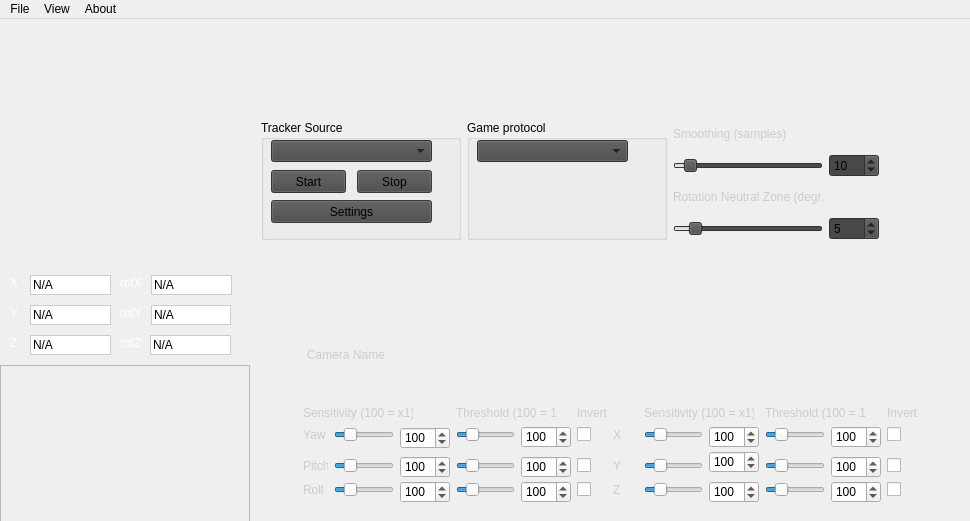
aavendan/facetracknoir, file FaceTrackNoIR/FaceTrackNoIR.ui: the form before one commit.
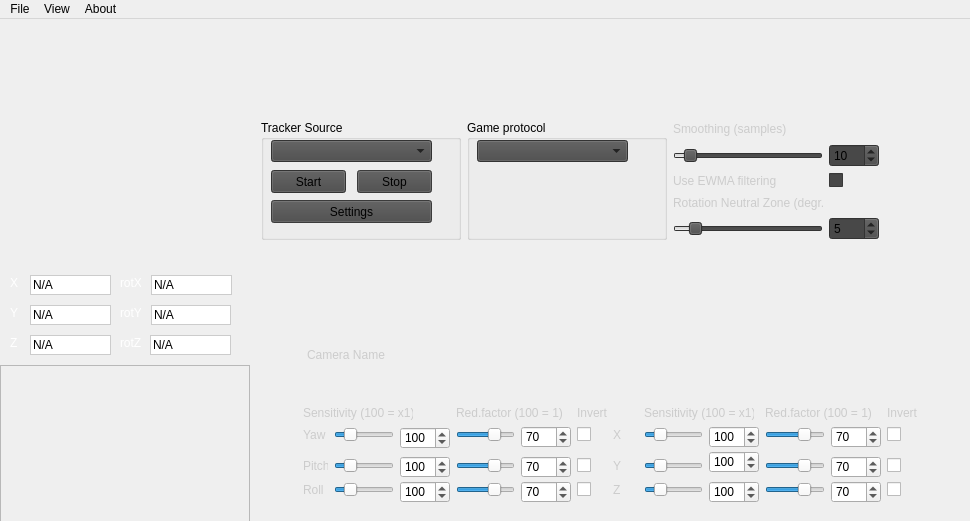
The form after the commit. Icons and pictures are not drawn.

What changed in the file:
```diff
--- a/FaceTrackNoIR/FaceTrackNoIR.ui
+++ b/FaceTrackNoIR/FaceTrackNoIR.ui
@@ -1032,7 +1032,7 @@
                </property>
               </widget>
              </item>
-             <item row="2" column="0">
+             <item row="3" column="0">
               <widget class="QLabel" name="lblSensYaw_4">
                <property name="minimumSize">
                 <size>
@@ -1055,6 +1055,36 @@
                </property>
               </widget>
              </item>
+             <item row="2" column="1">
+              <widget class="QCheckBox" name="chkUseEWMA">
+               <property name="text">
+                <string/>
+               </property>
+              </widget>
+             </item>
+             <item row="2" column="0">
+              <widget class="QLabel" name="lblSensYaw_5">
+               <property name="minimumSize">
+                <size>
+                 <width>25</width>
+                 <height>0</height>
+                </size>
+               </property>
+               <property name="maximumSize">
+                <size>
+                 <width>150</width>
+                 <height>16777215</height>
+                </size>
+               </property>
+               <property name="styleSheet">
+                <string notr="true">color:#ccc;
+background:none;</string>
+               </property>
+               <property name="text">
+                <string>Use EWMA filtering</string>
+               </property>
+              </widget>
+             </item>
             </layout>
            </item>
            <item>
@@ -1729,13 +1759,13 @@
                    </size>
                   </property>
                   <property name="maximum">
-                   <number>500</number>
+                   <number>100</number>
                   </property>
                   <property name="pageStep">
                    <number>10</number>
                   </property>
                   <property name="value">
-                   <number>100</number>
+                   <number>70</number>
                   </property>
                   <property name="orientation">
                    <enum>Qt::Horizontal</enum>
@@ -1754,13 +1784,13 @@
                    </size>
                   </property>
                   <property name="maximum">
-                   <number>500</number>
+                   <number>100</number>
                   </property>
                   <property name="pageStep">
                    <number>10</number>
                   </property>
                   <property name="value">
-                   <number>100</number>
+                   <number>70</number>
                   </property>
                   <property name="orientation">
                    <enum>Qt::Horizontal</enum>
@@ -1779,13 +1809,13 @@
                    </size>
                   </property>
                   <property name="maximum">
-                   <number>500</number>
+                   <number>100</number>
                   </property>
                   <property name="pageStep">
                    <number>10</number>
                   </property>
                   <property name="value">
-                   <number>100</number>
+                   <number>70</number>
                   </property>
                   <property name="orientation">
                    <enum>Qt::Horizontal</enum>
@@ -1804,13 +1834,13 @@
                    </size>
                   </property>
                   <property name="maximum">
-                   <number>500</number>
+                   <number>100</number>
                   </property>
                   <property name="singleStep">
                    <number>10</number>
                   </property>
                   <property name="value">
-                   <number>100</number>
+                   <number>70</number>
                   </property>
                  </widget>
                 </item>
@@ -1823,13 +1853,13 @@
                    </size>
                   </property>
                   <property name="maximum">
-                   <number>500</number>
+                   <number>100</number>
                   </property>
                   <property name="singleStep">
                    <number>10</number>
                   </property>
                   <property name="value">
-                   <number>100</number>
+                   <number>70</number>
                   </property>
                  </widget>
                 </item>
@@ -1842,13 +1872,13 @@
                    </size>
                   </property>
                   <property name="maximum">
-                   <number>500</number>
+                   <number>100</number>
                   </property>
                   <property name="singleStep">
                    <number>10</number>
                   </property>
                   <property name="value">
-                   <number>100</number>
+                   <number>70</number>
                   </property>
                  </widget>
                 </item>
@@ -1856,7 +1886,7 @@
                  <widget class="QLabel" name="lblSensitivity_2">
                   <property name="minimumSize">
                    <size>
-                    <width>100</width>
+                    <width>110</width>
                     <height>0</height>
                    </size>
                   </property>
@@ -1871,7 +1901,7 @@
 background:none;</string>
                   </property>
                   <property name="text">
-                   <string>Threshold (100 = 1)</string>
+                   <string>Red.factor (100 = 1)</string>
                   </property>
                  </widget>
                 </item>
@@ -1884,13 +1914,13 @@
                    </size>
                   </property>
                   <property name="maximum">
-                   <number>500</number>
+                   <number>100</number>
                   </property>
                   <property name="pageStep">
                    <number>10</number>
                   </property>
                   <property name="value">
-                   <number>100</number>
+                   <number>70</number>
                   </property>
                   <property name="orientation">
                    <enum>Qt::Horizontal</enum>
@@ -1909,13 +1939,13 @@
                    </size>
                   </property>
                   <property name="maximum">
-                   <number>500</number>
+                   <number>100</number>
                   </property>
                   <property name="pageStep">
                    <number>10</number>
                   </property>
                   <property name="value">
-                   <number>100</number>
+                   <number>70</number>
                   </property>
                   <property name="orientation">
                    <enum>Qt::Horizontal</enum>
@@ -1934,13 +1964,13 @@
                    </size>
                   </property>
                   <property name="maximum">
-                   <number>500</number>
+                   <number>100</number>
                   </property>
                   <property name="pageStep">
                    <number>10</number>
                   </property>
                   <property name="value">
-                   <number>100</number>
+                   <number>70</number>
                   </property>
                   <property name="orientation">
                    <enum>Qt::Horizontal</enum>
@@ -1959,13 +1989,13 @@
                    </size>
                   </property>
                   <property name="maximum">
-                   <number>500</number>
+                   <number>100</number>
                   </property>
                   <property name="singleStep">
                    <number>10</number>
                   </property>
                   <property name="value">
-                   <number>100</number>
+                   <number>70</number>
                   </property>
                  </widget>
                 </item>
@@ -1978,13 +2008,13 @@
                    </size>
                   </property>
                   <property name="maximum">
-                   <number>500</number>
+                   <number>100</number>
                   </property>
                   <property name="singleStep">
                    <number>10</number>
                   </property>
                   <property name="value">
-                   <number>100</number>
+                   <number>70</number>
                   </property>
                  </widget>
                 </item>
@@ -1997,13 +2027,13 @@
                    </size>
                   </property>
                   <property name="maximum">
-                   <number>500</number>
+                   <number>100</number>
                   </property>
                   <property name="singleStep">
                    <number>10</number>
                   </property>
                   <property name="value">
-                   <number>100</number>
+                   <number>70</number>
                   </property>
                  </widget>
                 </item>
@@ -2011,7 +2041,7 @@
                  <widget class="QLabel" name="lblSensitivity_3">
                   <property name="minimumSize">
                    <size>
-                    <width>100</width>
+                    <width>110</width>
                     <height>0</height>
                    </size>
                   </property>
@@ -2026,7 +2056,7 @@
 background:none;</string>
                   </property>
                   <property name="text">
-                   <string>Threshold (100 = 1)</string>
+                   <string>Red.factor (100 = 1)</string>
                   </property>
                  </widget>
                 </item>
```
Left out of the diff: 88 changed lines with no effect on the pictures.
